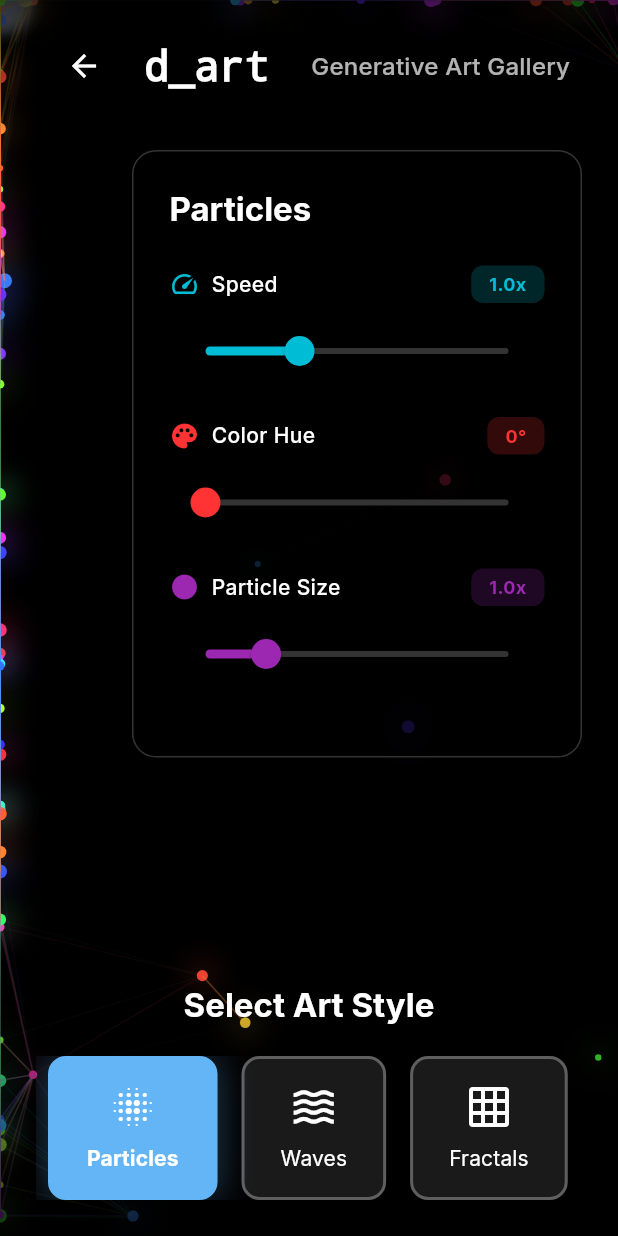
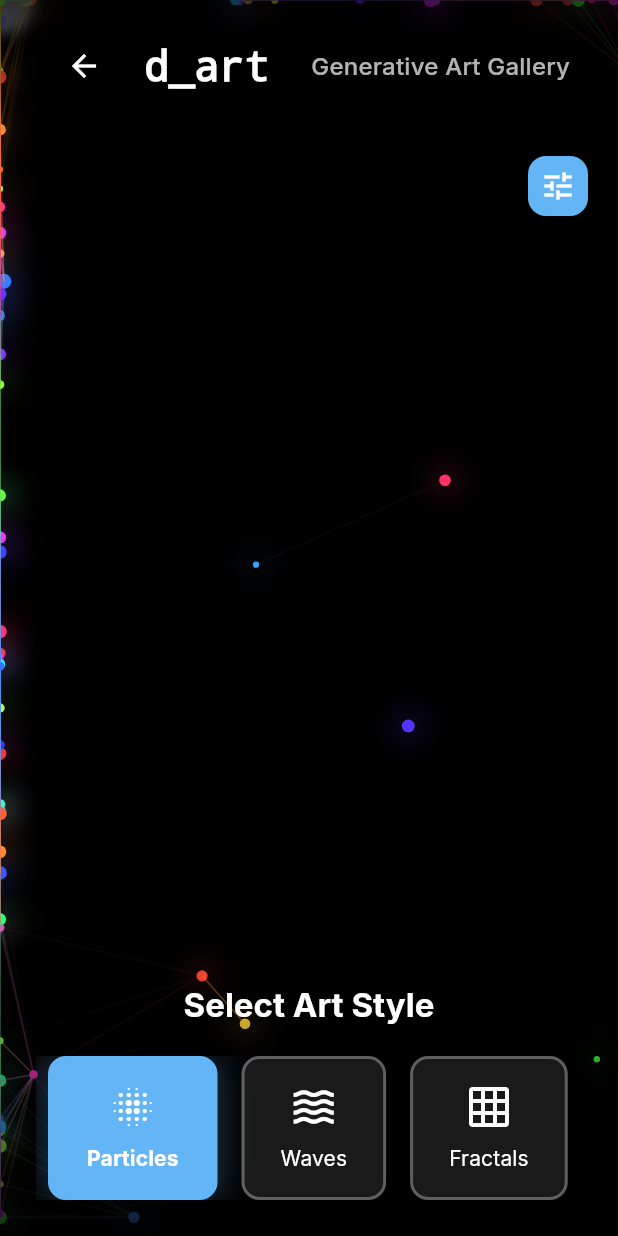
Before and after one commit to alperenderici/aadev, a Flutter app: the screen it shows after launch, after a tap on "d_art", on a phone screen of 412 x 824 dp. Run offline on Flutter 3.47's test engine with Material 3 defaults, Android fonts, the phone set to English and light mode, and no system bars; our stand-ins replace firebase_analytics, firebase_core, flutter_animate, flutter_hooks, flutter_riverpod, font_awesome_flutter and 4 more; accounts and stored records are empty; generated files the repository leaves out were written again; statements that could not run were skipped.

Commit message:
Feature: Mobile-responsive controls, AAD logo favicon, and improved particle speed
Changes:
1. d_art Page - Mobile Responsive Controls:
   - Added floating toggle button for controls on mobile (<600px)
   - Controls expand/collapse with smooth animation
   - Desktop: Fixed panel on right (unchanged)
   - Mobile: Compact floating button with expandable panel
   - Max width constraint (280px) for better mobile UX

2. Favicon Update:
   - Changed from blue circle to AAD logo (assets/images/aad_logo.png)
   - Generated all icon sizes: favicon.png, Icon-192.png, Icon-512.png
   - Created maskable icons with AAD logo
   - Browser tab now shows AAD brand logo

3. Particles Speed Control Fix:
   - Reduced base velocity from 2.0 to 0.5 for better speed control
   - Reduced sine/cosine amplitude from 0.5 to 0.1 for smoother motion
   - Speed 0.1x now produces very slow, easily trackable movement
   - Speed 3.0x produces fast, energetic movement
   - Much better visual feedback for speed changes

4. User Manual Edits (from previous session):
   - Added mobilist_ss.png screenshot to AssetPaths
   - Added personal site screenshot to Alper Bekat experience
   - Removed organizer field from event model
   - Removed organizer display from events section
   - Formatting improvements in localization file
   - Deleted cover letter PDF files (now using email request)

All changes tested:
- flutter analyze: No issues found
- flutter build web --release: Successful
- Mobile controls work smoothly
- Particle speed control is now very responsive
- AAD logo displays in browser tab

```diff
--- a/lib/core/constants/asset_paths.dart
+++ b/lib/core/constants/asset_paths.dart
@@ -24,6 +24,7 @@ class AssetPaths {
       'assets/screenshots/kanguru_logo_ss.png';
   static const String personalSiteScreenshot =
       'assets/screenshots/personal_site_ss.png';
+  static const String mobilistScreenshot = 'assets/screenshots/mobilist_ss.png';
 
   // Certificates
   static const String certificatesDir = 'assets/certificates/';
--- a/lib/core/data/experiences_data.dart
+++ b/lib/core/data/experiences_data.dart
@@ -153,6 +153,7 @@ class ExperiencesData {
       titleKey: 'exp_mrlt_title',
       descriptionKey: 'exp_mrlt_desc',
       companyName: 'Arda Nural',
+      screenshot: AssetPaths.personalSiteScreenshot,
       technologies: ['React + Tailwind'],
       startDate: DateTime(2021, 1),
       endDate: DateTime(2021, 6),
@@ -165,6 +166,7 @@ class ExperiencesData {
       titleKey: 'exp_mobilist_title',
       descriptionKey: 'exp_mobilist_desc',
       companyName: 'Mobilist',
+      screenshot: AssetPaths.mobilistScreenshot,
       technologies: [
         'Flutter (Riverpod, Freezed)',
         'Jira',
--- a/lib/core/models/event_model.dart
+++ b/lib/core/models/event_model.dart
@@ -3,7 +3,6 @@ class EventModel {
   final String id;
   final String nameKey;
   final String? descriptionKey;
-  final String organizer;
   final DateTime date;
   final String? location;
   final String? url;
@@ -12,7 +11,6 @@ class EventModel {
     required this.id,
     required this.nameKey,
     this.descriptionKey,
-    required this.organizer,
     required this.date,
     this.location,
     this.url,
--- a/lib/features/generative_art/pages/generative_art_page.dart
+++ b/lib/features/generative_art/pages/generative_art_page.dart
@@ -11,9 +11,13 @@ class GenerativeArtPage extends HookWidget {
   @override
   Widget build(BuildContext context) {
     final theme = Theme.of(context);
+    final isMobile = MediaQuery.of(context).size.width < 600;
 
     // Art type state
     final selectedArtType = useState(ArtType.particles);
+
+    // Control panel visibility for mobile
+    final isControlPanelExpanded = useState(false);
 
     // Particle control parameters
     final particleSpeed = useState(1.0);
@@ -433,7 +437,41 @@ class GenerativeArtPage extends HookWidget {
           ),
 
           // Art Controls Panel (changes based on selected art type)
-          Positioned(right: 24, top: 100, child: buildControlPanel()),
+          // On mobile: floating button that expands/collapses
+          // On desktop: fixed panel on the right
+          if (isMobile)
+            Positioned(
+              right: 16,
+              top: 100,
+              child: Column(
+                crossAxisAlignment: CrossAxisAlignment.end,
+                children: [
+                  // Floating toggle button
+                  FloatingActionButton(
+                    mini: true,
+                    backgroundColor: theme.colorScheme.primary,
+                    onPressed: () {
+                      isControlPanelExpanded.value =
+                          !isControlPanelExpanded.value;
+                    },
+                    child: Icon(
+                      isControlPanelExpanded.value ? Icons.close : Icons.tune,
+                      color: Colors.white,
+                    ),
+                  ),
+                  // Expandable control panel
+                  if (isControlPanelExpanded.value) ...[
+                    const SizedBox(height: 8),
+                    Container(
+                      constraints: const BoxConstraints(maxWidth: 280),
+                      child: buildControlPanel(),
+                    ),
+                  ],
+                ],
+              ),
+            )
+          else
+            Positioned(right: 24, top: 100, child: buildControlPanel()),
 
           // Bottom Art Selection Panel
           Positioned(
--- a/lib/features/generative_art/painters/particles_painter.dart
+++ b/lib/features/generative_art/painters/particles_painter.dart
@@ -94,8 +94,9 @@ class Particle {
   Particle(Random random, {double baseHue = 0.0, double sizeMultiplier = 1.0}) {
     x = random.nextDouble() * 2000;
     y = random.nextDouble() * 2000;
-    vx = (random.nextDouble() - 0.5) * 2;
-    vy = (random.nextDouble() - 0.5) * 2;
+    // Reduced base velocity from 2 to 0.5 for better speed control
+    vx = (random.nextDouble() - 0.5) * 0.5;
+    vy = (random.nextDouble() - 0.5) * 0.5;
     size = (random.nextDouble() * 3 + 2) * sizeMultiplier;
     phase = random.nextDouble() * 2 * pi;
 
@@ -106,8 +107,9 @@ class Particle {
 
   void update(double time, Size size, double speedMultiplier) {
     // Update position with smooth motion, applying speed multiplier
-    x += (vx + sin(time * 2 * pi + phase) * 0.5) * speedMultiplier;
-    y += (vy + cos(time * 2 * pi + phase) * 0.5) * speedMultiplier;
+    // Reduced sine/cosine amplitude from 0.5 to 0.1 for smoother motion
+    x += (vx + sin(time * 2 * pi + phase) * 0.1) * speedMultiplier;
+    y += (vy + cos(time * 2 * pi + phase) * 0.1) * speedMultiplier;
 
     // Wrap around screen edges
     if (x < 0) x = size.width;
--- a/lib/features/home/widgets/events_section.dart
+++ b/lib/features/home/widgets/events_section.dart
@@ -136,23 +136,6 @@ class _EventCard extends StatelessWidget {
                         fontWeight: FontWeight.bold,
                       ),
                     ),
-                    const SizedBox(height: AppConstants.spacingXS),
-                    Row(
-                      children: [
-                        Icon(
-                          Icons.business,
-                          size: 14,
-                          color: theme.textTheme.bodySmall?.color,
-                        ),
-                        const SizedBox(width: AppConstants.spacingXS),
-                        Text(
-                          event.organizer,
-                          style: theme.textTheme.bodySmall?.copyWith(
-                            color: theme.textTheme.bodySmall?.color,
-                          ),
-                        ),
-                      ],
-                    ),
                     if (event.location != null) ...[
                       const SizedBox(height: AppConstants.spacingXS),
                       Row(
```
Also changed, not shown: lib/core/data/events_data.dart (+0 -9 lines), assets/images/aad_logo.png (added), 7 other files.
